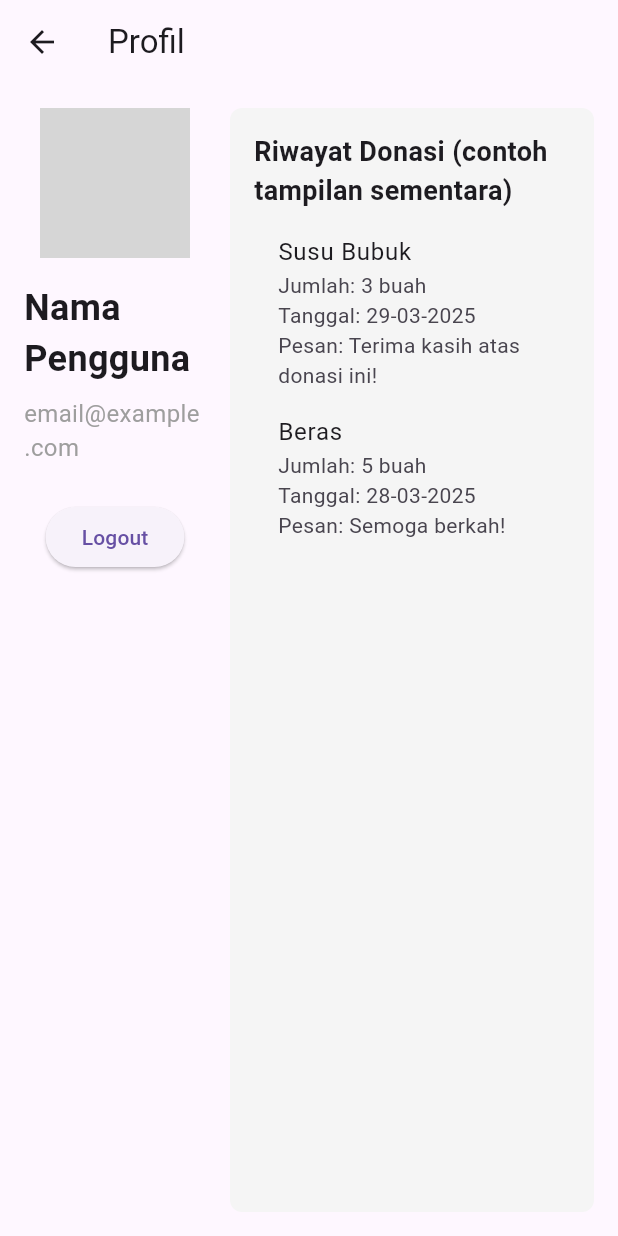
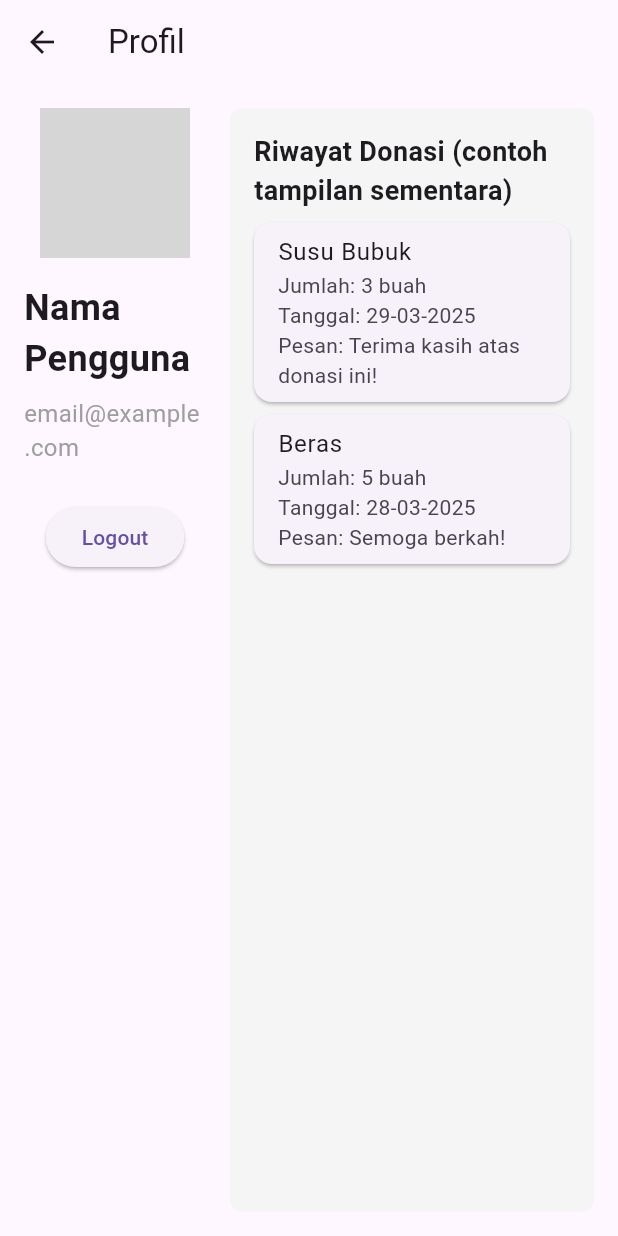
Before and after one commit to rafialifa100/hand_2_heart_mobile_kelompok7, a Flutter app: the ProfilePage screen opened directly, on a phone screen of 412 x 824 dp. Run offline on Flutter 3.47's test engine with Material 3 defaults, Android fonts, the phone set to English and light mode, and no system bars; grey boxes are pictures that could not be loaded.

Commit message:
Add files via upload

```diff
--- a/lib/riwayat_donasi.dart
+++ b/lib/riwayat_donasi.dart
@@ -34,18 +34,18 @@ class RiwayatDonasi extends StatelessWidget {
         children: [
           const Text(
             'Riwayat Donasi (contoh tampilan sementara)',
-            style: TextStyle(
-              fontSize: 18,
-              fontWeight: FontWeight.bold,
-            ),
+            style: TextStyle(fontSize: 18, fontWeight: FontWeight.bold),
           ),
           const SizedBox(height: 8),
-          Expanded(
+          // Gunakan Flexible untuk menghindari error
+          Flexible(
             child: ListView.builder(
               itemCount: donationHistory.length,
               itemBuilder: (context, index) {
                 final history = donationHistory[index];
-                return ListTile(
+                return Card(
+                  margin: const EdgeInsets.only(bottom: 8),
+                  child: ListTile(
                     title: Text(history['nama'] ?? ''),
                     subtitle: Column(
                       crossAxisAlignment: CrossAxisAlignment.start,
@@ -54,6 +54,7 @@ class RiwayatDonasi extends StatelessWidget {
                         Text('Tanggal: ${history['tanggal']}'),
                         Text('Pesan: ${history['pesan']}'),
                       ],
+                    ),
                   ),
                 );
               },
```
Also changed, not shown: lib/main.dart (+14 -7 lines). Lines whose indentation alone changed are shown as unchanged.
